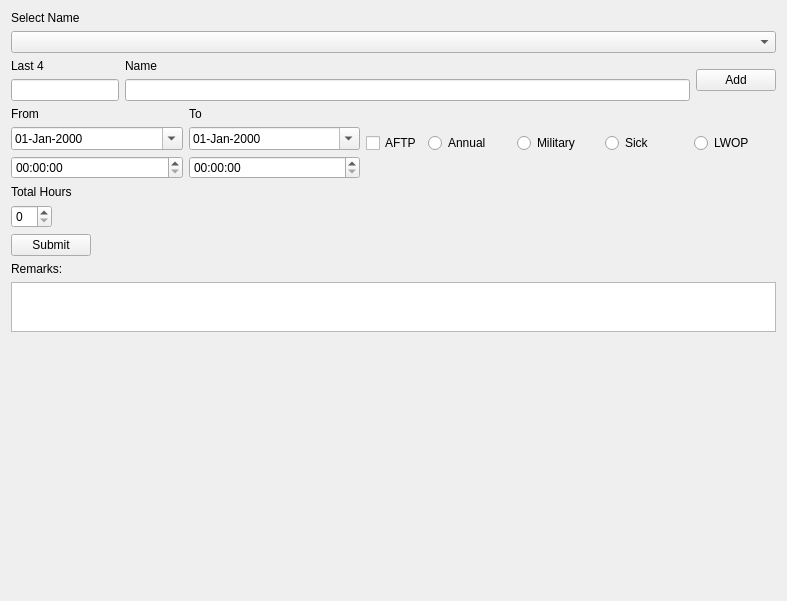
The window that Gui.ui (rhaejr/LeaveFormFiller) describes before a commit, drawn with Qt 5.
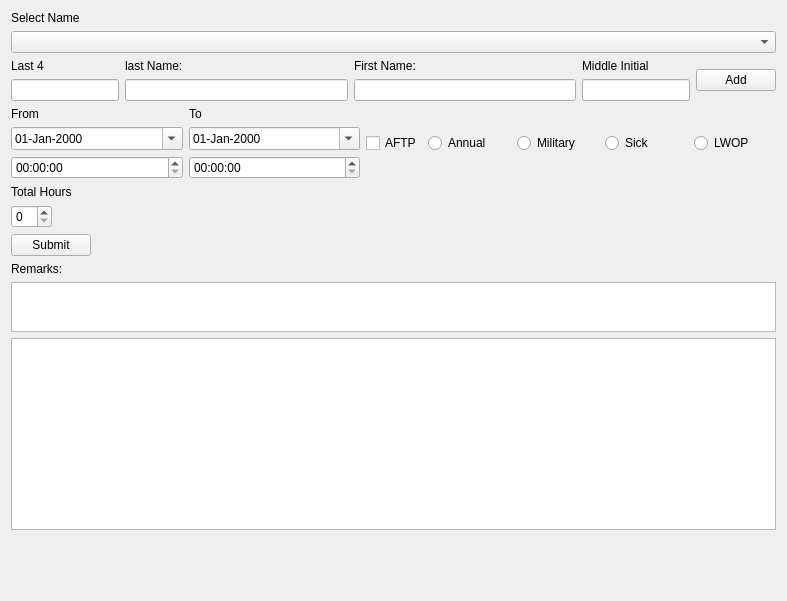
The same window after the commit.

The edit to the form file:
```diff
--- a/Gui.ui
+++ b/Gui.ui
@@ -58,12 +58,53 @@
        <item>
         <widget class="QLabel" name="label_5">
          <property name="text">
-          <string>Name</string>
+          <string>last Name:</string>
          </property>
         </widget>
        </item>
        <item>
-        <widget class="QLineEdit" name="add_name_line"/>
+        <widget class="QLineEdit" name="add_last_line"/>
+       </item>
+      </layout>
+     </item>
+     <item>
+      <layout class="QVBoxLayout" name="verticalLayout_6">
+       <item>
+        <widget class="QLabel" name="label_7">
+         <property name="text">
+          <string>First Name:</string>
+         </property>
+        </widget>
+       </item>
+       <item>
+        <widget class="QLineEdit" name="add_first_line"/>
+       </item>
+      </layout>
+     </item>
+     <item>
+      <layout class="QVBoxLayout" name="verticalLayout_7">
+       <item>
+        <widget class="QLabel" name="label_8">
+         <property name="sizePolicy">
+          <sizepolicy hsizetype="Minimum" vsizetype="Preferred">
+           <horstretch>0</horstretch>
+           <verstretch>0</verstretch>
+          </sizepolicy>
+         </property>
+         <property name="text">
+          <string>Middle Initial</string>
+         </property>
+        </widget>
+       </item>
+       <item>
+        <widget class="QLineEdit" name="add_middle_line">
+         <property name="sizePolicy">
+          <sizepolicy hsizetype="Minimum" vsizetype="Fixed">
+           <horstretch>0</horstretch>
+           <verstretch>0</verstretch>
+          </sizepolicy>
+         </property>
+        </widget>
        </item>
       </layout>
      </item>
@@ -247,6 +288,9 @@
      </property>
     </widget>
    </item>
+   <item>
+    <widget class="QTableWidget" name="form_table"/>
+   </item>
    <item>
     <spacer name="verticalSpacer">
      <property name="orientation">
```
